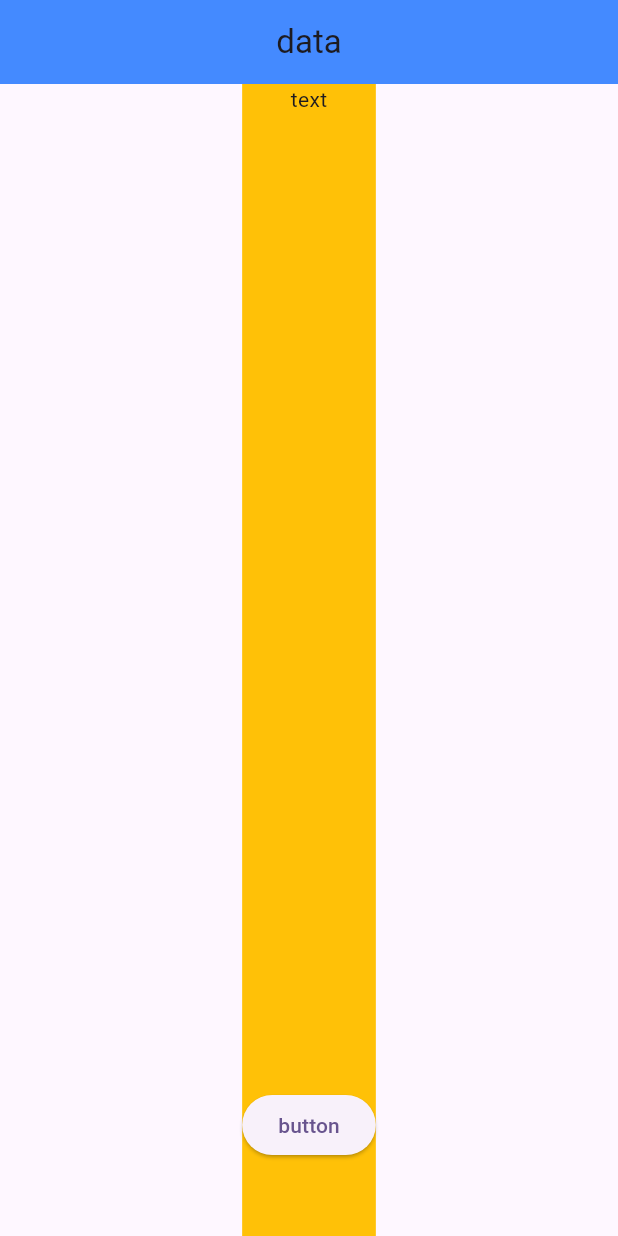
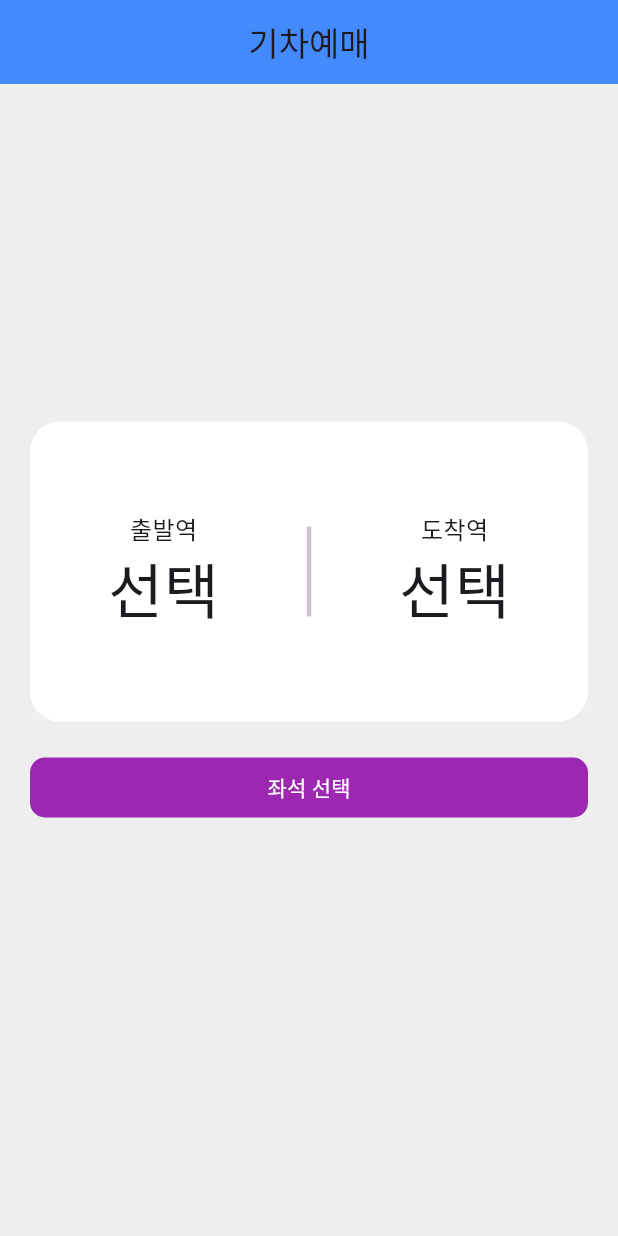
Before and after one commit to arcmee/flutter_train_app, a Flutter app: the screen it shows after launch, on a phone screen of 412 x 824 dp. Run offline on Flutter 3.47's test engine with Material 3 defaults, Android fonts, the phone set to English and light mode, and no system bars.

Commit message:
홈 레이아웃

```diff
--- a/lib/home/home_page.dart
+++ b/lib/home/home_page.dart
@@ -6,31 +6,91 @@ class HomePage extends StatelessWidget{
     return Scaffold(
       appBar: AppBar(
           centerTitle: true,
-          title: Text("data"),
+          title: Text("기차예매"),
           backgroundColor: Colors.blueAccent,
         ),
-      body: Center(
-        child: Container(
+      body: Container(
+        width: double.infinity,
+        height: double.infinity,
         decoration: BoxDecoration(
-            color: Colors.amber,
+          color: Colors.grey[200],
         ),
+        child: Center(
+          child: Padding(
+            padding: const EdgeInsets.symmetric(horizontal: 20),
             child: Column(
-            // mainAxisAlignment: MainAxisAlignment.center,
+              mainAxisAlignment: MainAxisAlignment.center,
               // crossAxisAlignment: CrossAxisAlignment.center,
               children: [
-              Container(
-                child: Text('text'),
-              ),
-              Spacer(),
-              ElevatedButton(
-                onPressed: () {},
-                child: Text("button")
-              ),
+                selectArea(),
+                SizedBox(height: 20,),
+                seatSelectButton(),
                 SizedBox(height: 50,)
               ],
             ),
           ),
         ),
+      ),
+    );
+  }
+
+  SizedBox seatSelectButton() {
+    return SizedBox(
+      width: double.infinity,
+      child: TextButton(
+        style: TextButton.styleFrom(
+          backgroundColor: Colors.purple,
+          shape: const RoundedRectangleBorder(
+            borderRadius: BorderRadius.all(Radius.circular(10.0)),
+          ),
+        ),
+        onPressed: () {},
+        child: Text("좌석 선택",
+        style: TextStyle(
+          color: Colors.white,
+        ),),
+      ),
+    );
+  }
+
+  Container selectArea() {
+    return Container(
+      decoration: BoxDecoration(
+        color: Colors.white,
+        borderRadius: BorderRadius.circular(20),
+      ),
+      height: 200,
+      width: double.infinity,
+      child: Row(
+        mainAxisAlignment: MainAxisAlignment.center,
+        crossAxisAlignment: CrossAxisAlignment.stretch,
+        children: [
+        selectStation('출발역', '선택'),
+        VerticalDivider(
+          thickness: 3,
+          indent: 70,
+          endIndent: 70,
+        ),
+        selectStation('도착역', '선택'),
+      ],),
+    );
+  }
+
+  Expanded selectStation(String title, String selected) {
+    return Expanded(
+      child: Column(
+        mainAxisAlignment: MainAxisAlignment.center,
+        children: [
+          Text("$title",
+          style: TextStyle(
+            fontSize: 16,
+          ),),
+          Text("$selected",
+          style: TextStyle(
+            fontSize: 40,
+          ),),
+        ],
+      ),
     );
   }
 }
```
Lines whose indentation alone changed are shown as unchanged.
